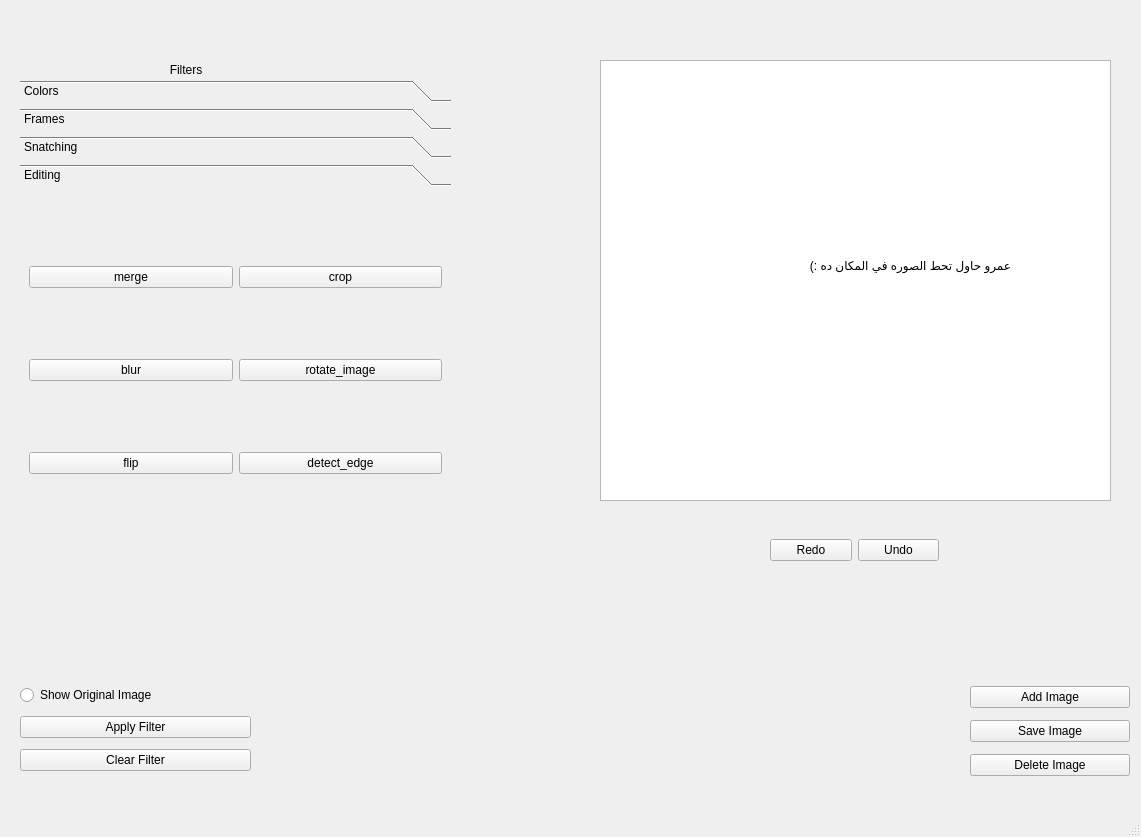
Above: demo_photoshop/demo_photoshop.ui from mohamedahmed2005/Demo_photoshop-GUI before the change. Below: the same form after it.
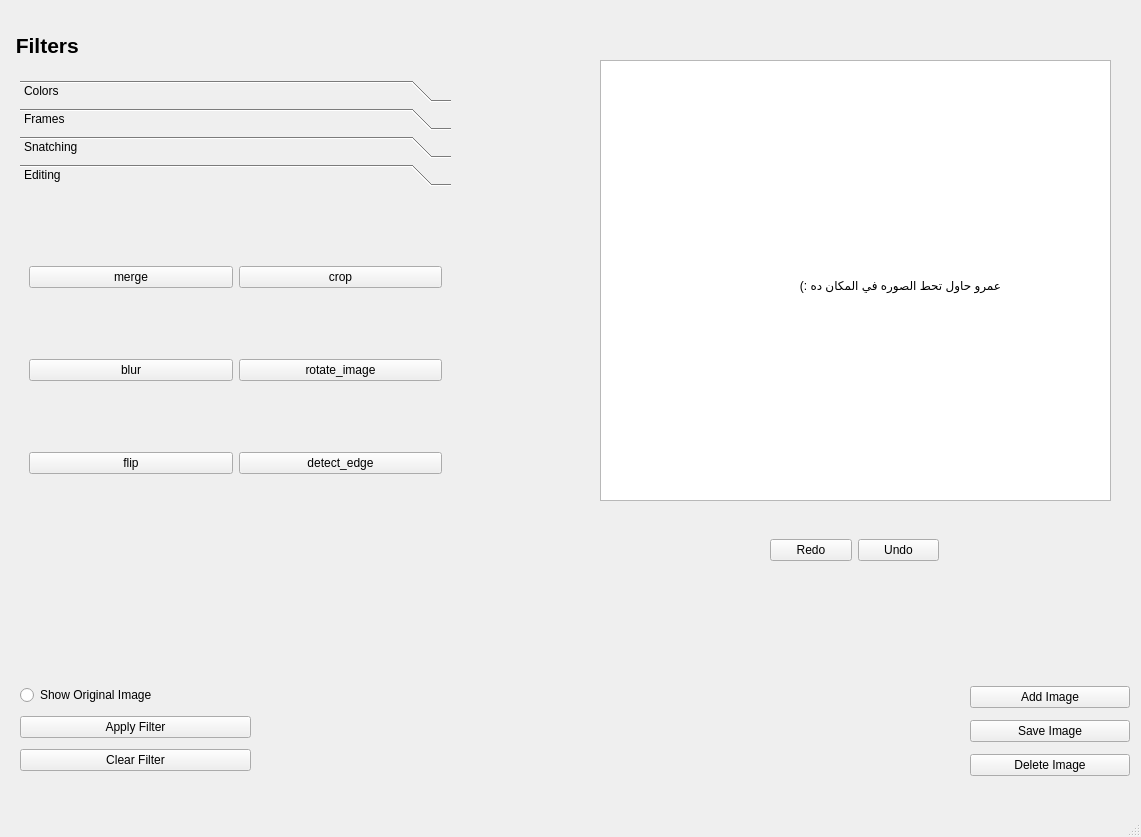
That is the form after the change. Icons and pictures are not drawn.

The edit to the form file:
```diff
--- a/demo_photoshop/demo_photoshop.ui
+++ b/demo_photoshop/demo_photoshop.ui
@@ -652,13 +652,22 @@
     <property name="geometry">
      <rect>
       <x>10</x>
-      <y>60</y>
-      <width>431</width>
-      <height>20</height>
+      <y>10</y>
+      <width>101</width>
+      <height>71</height>
      </rect>
     </property>
+    <property name="font">
+     <font>
+      <pointsize>16</pointsize>
+      <bold>true</bold>
+     </font>
+    </property>
+    <property name="focusPolicy">
+     <enum>Qt::FocusPolicy::NoFocus</enum>
+    </property>
     <property name="text">
-     <string>                                                Filters</string>
+     <string> Filters</string>
     </property>
    </widget>
    <widget class="QTreeView" name="treeView">
@@ -674,8 +683,8 @@
    <widget class="QLabel" name="label_2">
     <property name="geometry">
      <rect>
-      <x>680</x>
-      <y>210</y>
+      <x>670</x>
+      <y>230</y>
       <width>331</width>
       <height>111</height>
      </rect>
```
